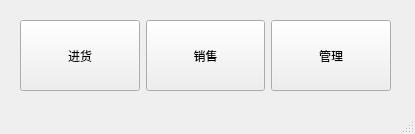
This is mainwindow.ui in linchengyuan/db as Qt 5 draws it before an edit. The edited form follows.
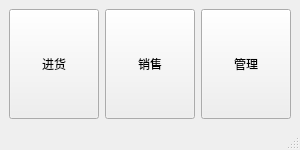
This is the edited form.

Patch:
```diff
--- a/mainwindow.ui
+++ b/mainwindow.ui
@@ -6,23 +6,14 @@
    <rect>
     <x>0</x>
     <y>0</y>
-    <width>415</width>
-    <height>134</height>
+    <width>300</width>
+    <height>150</height>
    </rect>
   </property>
   <property name="windowTitle">
    <string>MainWindow</string>
   </property>
   <widget class="QWidget" name="centralwidget">
-   <widget class="QWidget" name="layoutWidget">
-    <property name="geometry">
-     <rect>
-      <x>20</x>
-      <y>20</y>
-      <width>371</width>
-      <height>71</height>
-     </rect>
-    </property>
     <layout class="QHBoxLayout" name="horizontalLayout">
      <item>
       <widget class="QPushButton" name="buyButton">
@@ -65,13 +56,12 @@
      </item>
     </layout>
    </widget>
-  </widget>
   <widget class="QMenuBar" name="menubar">
    <property name="geometry">
     <rect>
      <x>0</x>
      <y>0</y>
-     <width>415</width>
+     <width>300</width>
      <height>22</height>
     </rect>
    </property>
```
Lines whose indentation alone changed are shown as unchanged.
